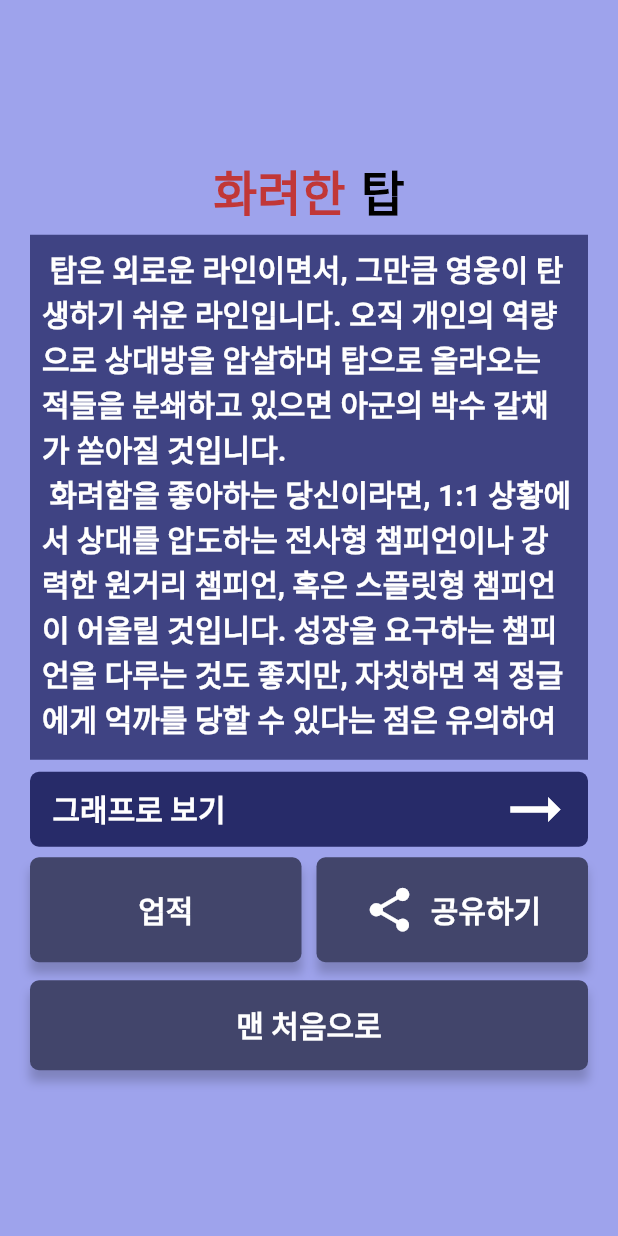
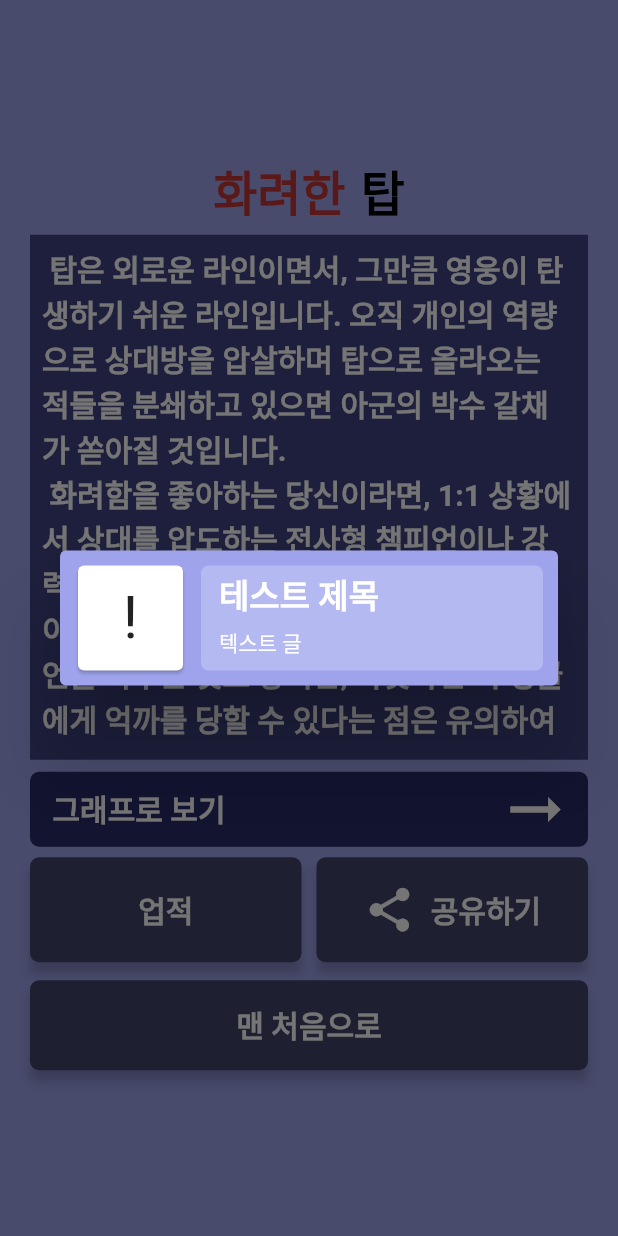
Before and after one commit to gns0170/flutter_app_7, a Flutter app: the ResultContext screen opened directly with sample values from the repository, after a tap on "그래프로 보기", on a phone screen of 412 x 824 dp. Run offline on Flutter 3.47's test engine with Material 2 defaults, Android fonts, the phone set to English and light mode, and no system bars; our stand-ins replace charts_flutter, google_mobile_ads, share_plus, shared_preferences; missing offline and left inert: flutter_provider; accounts and stored records are empty; network calls fail; statements that could not run were skipped.

Commit message:
5/17, Achievement Dialog layout

```diff
--- a/lib/screens/result/result_context.dart
+++ b/lib/screens/result/result_context.dart
@@ -5,8 +5,8 @@ import 'package:flutter_application_7/widgets/button.dart';
 import 'package:flutter_application_7/widgets/drawer.dart';
 import 'package:flutter_application_7/widgets/layout.dart';
 import 'package:flutter_application_7/widgets/view.dart';
-import './result.dart';
 import 'package:share_plus/share_plus.dart';
+import '../../values/colors.dart' as custom_colors;
 
 //first Screen
 class ResultContext extends StatefulWidget {
@@ -35,7 +35,60 @@ class _ResultContextState extends State<ResultContext> {
       DarkerButton(
           text: '그래프로 보기',
           onPressed: () {
-            globalTabController?.index = 1;
+            //globalTabController?.index = 1;
+            showDialog(
+                context: context,
+                builder: (BuildContext context) {
+                  return Dialog(
+                      backgroundColor: custom_colors.primaryColor5,
+                      child: SizedBox(
+                          height: 90,
+                          child: Row(children: [
+                            const SizedBox(width: 8),
+                            Card(
+                              child: Container(
+                                // decoration: BoxDecoration(
+                                //     border: Border.all(width: 2, color: Colors.black54)),
+                                alignment: Alignment.center,
+                                width: 70,
+                                height: 70,
+                                child: const Text('!',
+                                    style: TextStyle(
+                                        fontSize: 40, color: Colors.black87)),
+                              ),
+                            ),
+                            const SizedBox(width: 8),
+                            Expanded(
+                              child: Container(
+                                  decoration: const BoxDecoration(
+                                      color: Colors.white24,
+                                      borderRadius:
+                                          BorderRadius.all(Radius.circular(5))),
+                                  margin:
+                                      const EdgeInsets.fromLTRB(0, 10, 10, 10),
+                                  padding: const EdgeInsets.symmetric(
+                                      horizontal: 12),
+                                  child: Column(
+                                    mainAxisAlignment: MainAxisAlignment.center,
+                                    crossAxisAlignment:
+                                        CrossAxisAlignment.start,
+                                    children: [
+                                      Text("테스트 제목",
+                                          style: const TextStyle(
+                                              fontSize: 22,
+                                              color: Colors.white,
+                                              fontWeight: FontWeight.bold)),
+                                      const SizedBox(height: 6),
+                                      Text("텍스트 글",
+                                          style: const TextStyle(
+                                              fontSize: 14,
+                                              color: Colors.white)),
+                                      const SizedBox(height: 6)
+                                    ],
+                                  )),
+                            )
+                          ])));
+                });
           },
           iconDetail:
               const Icon(Icons.arrow_right_alt, size: 50, color: Colors.white)),
```
